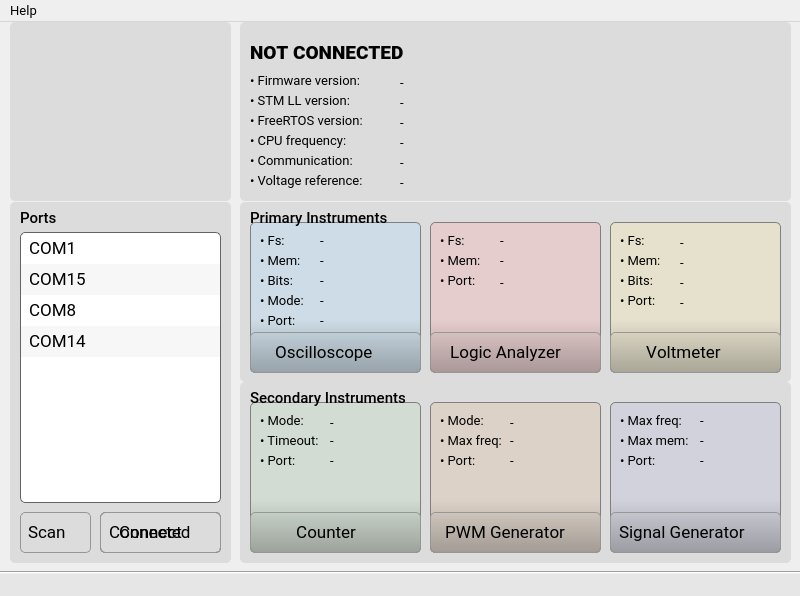
Above: src/software-qt/EMBO/src/windows/window__main.ui from parezj/EMBO before the change. Below: the same form after it.
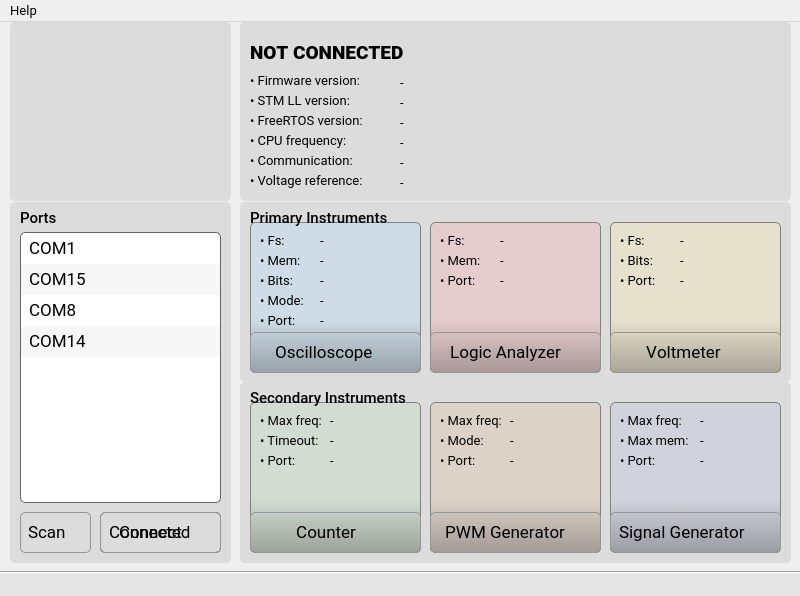
That is the form after the change. Icons and pictures are not drawn.

What changed in the file:
```diff
--- a/src/software-qt/EMBO/src/windows/window__main.ui
+++ b/src/software-qt/EMBO/src/windows/window__main.ui
@@ -1314,7 +1314,7 @@
         <x>70</x>
         <y>50</y>
         <width>101</width>
-        <height>20</height>
+        <height>16</height>
        </rect>
       </property>
       <property name="font">
@@ -1502,37 +1502,11 @@
        <enum>Qt::AutoText</enum>
       </property>
      </widget>
-     <widget class="QLabel" name="label_16">
-      <property name="geometry">
-       <rect>
-        <x>10</x>
-        <y>30</y>
-        <width>51</width>
-        <height>16</height>
-       </rect>
-      </property>
-      <property name="font">
-       <font>
-        <family>Roboto</family>
-        <pointsize>10</pointsize>
-        <weight>50</weight>
-        <italic>false</italic>
-        <bold>false</bold>
-        <kerning>true</kerning>
-       </font>
-      </property>
-      <property name="text">
-       <string>• Mem:</string>
-      </property>
-      <property name="textFormat">
-       <enum>Qt::AutoText</enum>
-      </property>
-     </widget>
      <widget class="QLabel" name="label_17">
       <property name="geometry">
        <rect>
         <x>10</x>
-        <y>50</y>
+        <y>30</y>
         <width>51</width>
         <height>16</height>
        </rect>
@@ -1558,7 +1532,7 @@
       <property name="geometry">
        <rect>
         <x>10</x>
-        <y>70</y>
+        <y>50</y>
         <width>51</width>
         <height>16</height>
        </rect>
@@ -1586,33 +1560,7 @@
         <x>70</x>
         <y>10</y>
         <width>91</width>
-        <height>20</height>
-       </rect>
-      </property>
-      <property name="font">
-       <font>
-        <family>Roboto</family>
-        <pointsize>10</pointsize>
-        <weight>50</weight>
-        <italic>false</italic>
-        <bold>false</bold>
-        <kerning>true</kerning>
-       </font>
-      </property>
-      <property name="text">
-       <string>-</string>
-      </property>
-      <property name="textFormat">
-       <enum>Qt::AutoText</enum>
-      </property>
-     </widget>
-     <widget class="QLabel" name="label_vm_mem">
-      <property name="geometry">
-       <rect>
-        <x>70</x>
-        <y>30</y>
-        <width>91</width>
-        <height>20</height>
+        <height>16</height>
        </rect>
       </property>
       <property name="font">
@@ -1636,9 +1584,9 @@
       <property name="geometry">
        <rect>
         <x>70</x>
-        <y>50</y>
+        <y>30</y>
         <width>91</width>
-        <height>20</height>
+        <height>16</height>
        </rect>
       </property>
       <property name="font">
@@ -1662,9 +1610,9 @@
       <property name="geometry">
        <rect>
         <x>70</x>
-        <y>70</y>
+        <y>50</y>
         <width>91</width>
-        <height>20</height>
+        <height>16</height>
        </rect>
       </property>
       <property name="font">
@@ -1831,7 +1779,7 @@
       <property name="geometry">
        <rect>
         <x>10</x>
-        <y>30</y>
+        <y>10</y>
         <width>71</width>
         <height>16</height>
        </rect>
@@ -1909,7 +1857,7 @@
       <property name="geometry">
        <rect>
         <x>80</x>
-        <y>30</y>
+        <y>10</y>
         <width>81</width>
         <height>16</height>
        </rect>
@@ -1935,9 +1883,9 @@
       <property name="geometry">
        <rect>
         <x>80</x>
-        <y>10</y>
+        <y>30</y>
         <width>81</width>
-        <height>20</height>
+        <height>16</height>
        </rect>
       </property>
       <property name="font">
@@ -1961,7 +1909,7 @@
       <property name="geometry">
        <rect>
         <x>10</x>
-        <y>10</y>
+        <y>30</y>
         <width>71</width>
         <height>16</height>
        </rect>
@@ -2367,7 +2315,7 @@
        </font>
       </property>
       <property name="text">
-       <string>• Mode:</string>
+       <string>• Max freq:</string>
       </property>
       <property name="textFormat">
        <enum>Qt::AutoText</enum>
@@ -2405,7 +2353,7 @@
         <x>80</x>
         <y>10</y>
         <width>91</width>
-        <height>20</height>
+        <height>16</height>
        </rect>
       </property>
       <property name="font">
```
Left out of the diff: 2 changed lines with no effect on the pictures.
